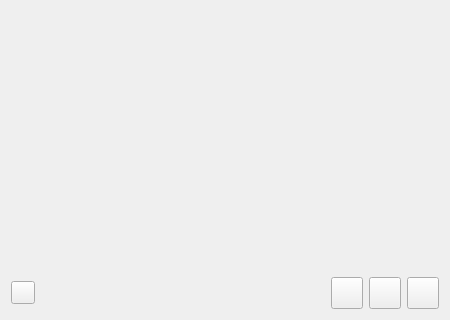
Kuszki/K-CopyButtons, file mainwindow.ui: the form before one commit; both pictures show x 0 to 450 and y 230 to 550 of the 450 by 550 pixel window.
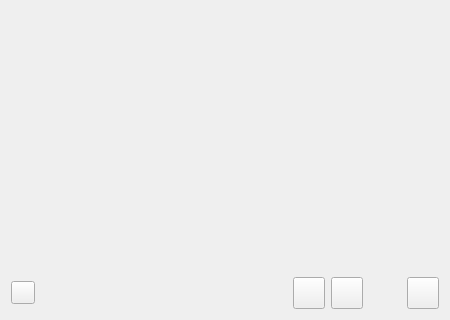
The form after the commit. Icons and pictures are not drawn.

The edit to the form file:
```diff
--- a/mainwindow.ui
+++ b/mainwindow.ui
@@ -17,7 +17,7 @@
    </size>
   </property>
   <property name="windowTitle">
-   <string>Guziczki</string>
+   <string>K-CopyButtons</string>
   </property>
   <property name="windowIcon">
    <iconset theme="accessories-character-map">
@@ -60,7 +60,7 @@
       </property>
      </spacer>
     </item>
-    <item row="2" column="4">
+    <item row="2" column="5">
      <widget class="QToolButton" name="buttonAdd">
       <property name="minimumSize">
        <size>
@@ -123,7 +123,7 @@
       </property>
      </widget>
     </item>
-    <item row="0" column="0" colspan="5">
+    <item row="0" column="0" colspan="6">
      <widget class="QScrollArea" name="scrollArea">
       <property name="frameShape">
        <enum>QFrame::NoFrame</enum>
@@ -167,6 +167,22 @@
       </widget>
      </widget>
     </item>
+    <item row="2" column="4">
+     <spacer name="horizontalSpacer">
+      <property name="orientation">
+       <enum>Qt::Horizontal</enum>
+      </property>
+      <property name="sizeType">
+       <enum>QSizePolicy::Fixed</enum>
+      </property>
+      <property name="sizeHint" stdset="0">
+       <size>
+        <width>32</width>
+        <height>20</height>
+       </size>
+      </property>
+     </spacer>
+    </item>
    </layout>
   </widget>
  </widget>
```
